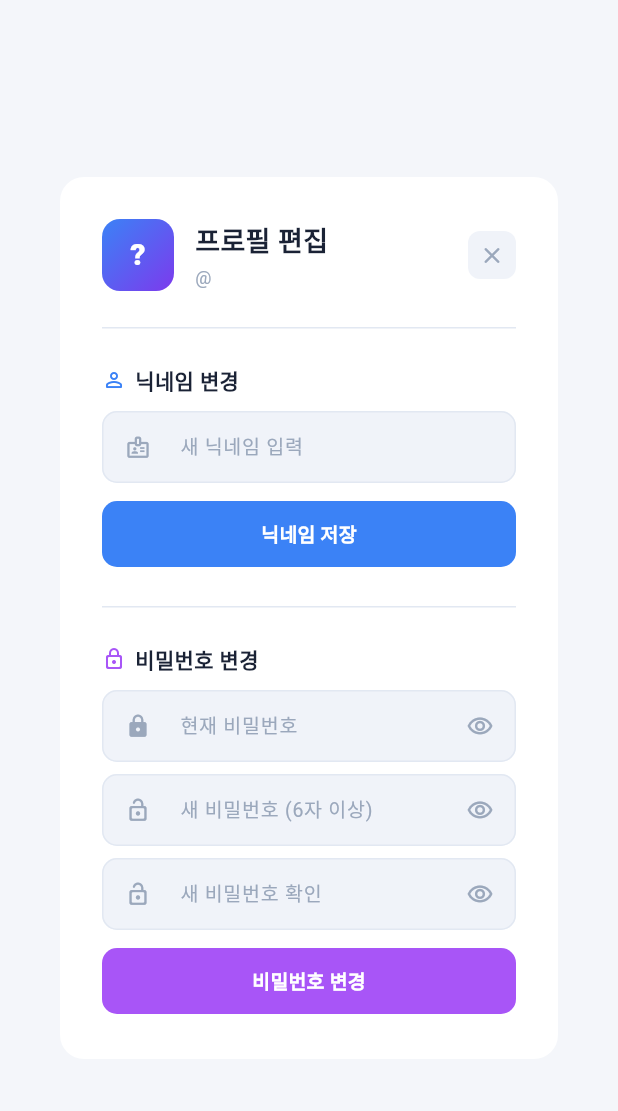
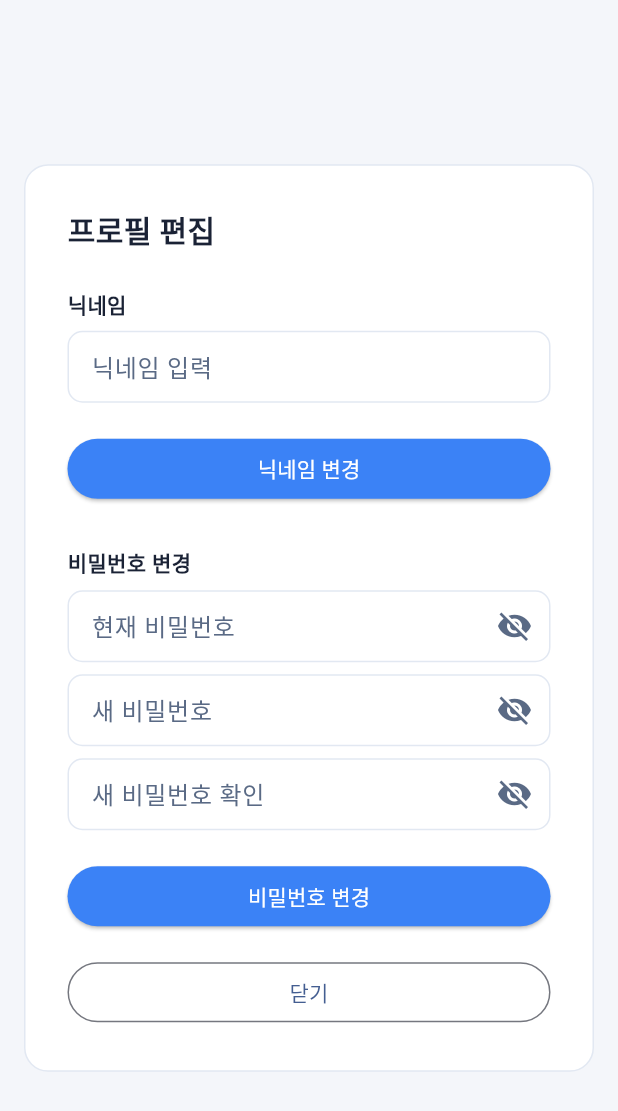
Before and after one commit to shin0705/yugioh-manager, a Flutter app: the _ProfileDialog widget shown alone on an empty page, opened directly, on a phone screen of 412 x 824 dp. Shown: the top 1111 px of the screen. Run offline on Flutter 3.47's test engine with Material 3 defaults, Android fonts, the phone set to English and light mode, and no system bars; our stand-ins replace cached_network_image, cloud_firestore, firebase_auth, firebase_core; missing offline and left inert: dart:html; accounts and stored records are empty.

Commit message:
refactor: main.dart - 정리 및 구조 개선
파일 정리 (코드 변경 없음)

```diff
--- a/lib/main.dart
+++ b/lib/main.dart
@@ -1,4 +1,3 @@
-// lib/main.dart
 import 'package:flutter/material.dart';
 import 'package:firebase_core/firebase_core.dart';
 import 'package:firebase_auth/firebase_auth.dart';
@@ -1005,63 +1004,39 @@ class _ProfileDialogState extends State<_ProfileDialog> {
     super.dispose();
   }
 
-  Future<void> _saveNickname() async {
+  Future<void> _updateNickname() async {
     final newName = _nickCtrl.text.trim();
     if (newName.isEmpty) {
       setState(() {
-        _nickMessage = '닉네임을 입력해주세요.';
+        _nickMessage = '닉네임을 입력하세요';
         _nickSuccess = false;
       });
       return;
     }
-    if (newName.length < 2) {
-      setState(() {
-        _nickMessage = '닉네임은 2자 이상이어야 합니다.';
-        _nickSuccess = false;
-      });
-      return;
-    }
-    setState(() {
-      _nickLoading = true;
-      _nickMessage = null;
-    });
 
-    final result = await _auth.updateDisplayName(newName);
-
-    if (mounted) {
+    setState(() => _nickLoading = true);
+    final result = await _auth.updateNickname(newName);
     setState(() {
       _nickLoading = false;
-        if (result.isSuccess) {
-          _nickMessage = '닉네임이 변경되었습니다.';
-          _nickSuccess = true;
-        } else {
-          _nickMessage = result.errorMessage;
-          _nickSuccess = false;
-        }
+      _nickMessage = result;
+      _nickSuccess = result == '닉네임이 변경되었습니다.';
     });
   }
-  }
 
-  Future<void> _savePassword() async {
-    final current = _currentPassCtrl.text;
+  Future<void> _updatePassword() async {
+    final currentPass = _currentPassCtrl.text;
     final newPass = _newPassCtrl.text;
-    final confirm = _confirmPassCtrl.text;
+    final confirmPass = _confirmPassCtrl.text;
 
-    if (current.isEmpty) {
+    if (currentPass.isEmpty || newPass.isEmpty) {
       setState(() {
-        _passMessage = '현재 비밀번호를 입력해주세요.';
+        _passMessage = '비밀번호를 입력하세요';
         _passSuccess = false;
       });
       return;
     }
-    if (newPass.length < 6) {
-      setState(() {
-        _passMessage = '새 비밀번호는 6자 이상이어야 합니다.';
-        _passSuccess = false;
-      });
-      return;
-    }
-    if (newPass != confirm) {
+
+    if (newPass != confirmPass) {
       setState(() {
         _passMessage = '새 비밀번호가 일치하지 않습니다.';
         _passSuccess = false;
@@ -1069,284 +1044,242 @@ class _ProfileDialogState extends State<_ProfileDialog> {
       return;
     }
 
-    setState(() {
-      _passLoading = true;
-      _passMessage = null;
-    });
-
-    final result = await _auth.updatePassword(
-      currentPassword: current,
-      newPassword: newPass,
-    );
-
-    if (mounted) {
+    setState(() => _passLoading = true);
+    final result = await _auth.updatePassword(currentPass, newPass);
     setState(() {
       _passLoading = false;
-        if (result.isSuccess) {
-          _passMessage = '비밀번호가 변경되었습니다.';
-          _passSuccess = true;
+      _passMessage = result;
+      _passSuccess = result == '비밀번호가 변경되었습니다.';
+      if (_passSuccess) {
         _currentPassCtrl.clear();
         _newPassCtrl.clear();
         _confirmPassCtrl.clear();
-        } else {
-          _passMessage = result.errorMessage;
-          _passSuccess = false;
       }
     });
-    }
   }
 
   @override
   Widget build(BuildContext context) {
+    final bg = AppTheme.bg(context);
     final surface = AppTheme.surface(context);
-    final surfaceAlt = AppTheme.surfaceAlt(context);
-    final borderColor = AppTheme.border(context);
-    final textPrimary = AppTheme.textPrimary(context);
-    final textMuted = AppTheme.textMuted(context);
-
-    final user = FirebaseAuth.instance.currentUser;
-    final displayName = user?.displayName?.isNotEmpty == true
-        ? user!.displayName!
-        : (user?.email?.split('@').first ?? '사용자');
-    final userId =
-        user?.email?.replaceAll('@yugioh.app', '') ?? '';
+    final textPri = AppTheme.textPrimary(context);
+    final textSec = AppTheme.textSecondary(context);
+    final border = AppTheme.border(context);
 
     return Dialog(
-      backgroundColor: surface,
-      shape: RoundedRectangleBorder(
-          borderRadius: BorderRadius.circular(16)),
-      child: ConstrainedBox(
-        constraints: const BoxConstraints(maxWidth: 420),
-        child: SingleChildScrollView(
+      backgroundColor: Colors.transparent,
+      insetPadding: const EdgeInsets.all(16),
+      child: Container(
+        decoration: BoxDecoration(
+          color: surface,
+          borderRadius: BorderRadius.circular(16),
+          border: Border.all(color: border),
+        ),
+        child: Padding(
           padding: const EdgeInsets.all(28),
           child: Column(
             mainAxisSize: MainAxisSize.min,
             crossAxisAlignment: CrossAxisAlignment.start,
             children: [
-              // 헤더
-              Row(
-                children: [
-                  Container(
-                    width: 48,
-                    height: 48,
-                    decoration: BoxDecoration(
-                      gradient: const LinearGradient(
-                        colors: [
-                          Color(0xFF3B82F6),
-                          Color(0xFF7C3AED)
-                        ],
-                        begin: Alignment.topLeft,
-                        end: Alignment.bottomRight,
-                      ),
-                      borderRadius: BorderRadius.circular(12),
-                    ),
-                    child: Center(
-                      child: Text(
-                        displayName.isNotEmpty
-                            ? displayName[0].toUpperCase()
-                            : '?',
-                        style: const TextStyle(
-                          color: Colors.white,
+              Text(
+                '프로필 편집',
+                style: TextStyle(
+                  color: textPri,
+                  fontSize: 20,
                   fontWeight: FontWeight.w800,
-                          fontSize: 20,
                 ),
               ),
+              const SizedBox(height: 24),
+
+              // 닉네임 섹션
+              Text(
+                '닉네임',
+                style: TextStyle(
+                  color: textPri,
+                  fontSize: 14,
+                  fontWeight: FontWeight.w600,
                 ),
               ),
-                  const SizedBox(width: 14),
-                  Expanded(
-                    child: Column(
-                      crossAxisAlignment:
-                          CrossAxisAlignment.start,
-                      children: [
-                        Text('프로필 편집',
-                            style: TextStyle(
-                                color: textPrimary,
-                                fontSize: 18,
-                                fontWeight: FontWeight.w800)),
-                        const SizedBox(height: 2),
-                        Text('@$userId',
-                            style: TextStyle(
-                                color: textMuted,
-                                fontSize: 12)),
-                      ],
+              const SizedBox(height: 8),
+              TextField(
+                controller: _nickCtrl,
+                style: TextStyle(color: textPri),
+                decoration: InputDecoration(
+                  hintText: '닉네임 입력',
+                  hintStyle: TextStyle(color: textSec),
+                  border: OutlineInputBorder(
+                    borderRadius: BorderRadius.circular(10),
                   ),
-                  ),
-                  GestureDetector(
-                    onTap: () => Navigator.pop(context),
-                    child: Container(
-                      width: 32,
-                      height: 32,
-                      decoration: BoxDecoration(
-                        color: surfaceAlt,
-                        borderRadius: BorderRadius.circular(8),
-                      ),
-                      child: Icon(Icons.close_rounded,
-                          size: 18, color: textMuted),
-                    ),
-                  ),
-                ],
-              ),
-
-              const SizedBox(height: 24),
-              Container(height: 1, color: borderColor),
-              const SizedBox(height: 24),
-
-              // ── 닉네임 변경 섹션 ──
-              Row(
-                children: [
-                  const Icon(Icons.person_outline_rounded,
-                      size: 16, color: AppColors.accent),
-                  const SizedBox(width: 6),
-                  Text('닉네임 변경',
-                      style: TextStyle(
-                          color: textPrimary,
-                          fontSize: 14,
-                          fontWeight: FontWeight.w700)),
-                ],
-              ),
-              const SizedBox(height: 10),
-              _ProfileField(
-                controller: _nickCtrl,
-                hint: '새 닉네임 입력',
-                prefixIcon: Icons.badge_outlined,
-              ),
-              const SizedBox(height: 10),
-              if (_nickMessage != null) ...[
-                _ProfileMessage(
-                    message: _nickMessage!,
-                    isSuccess: _nickSuccess),
-                const SizedBox(height: 10),
-              ],
-              SizedBox(
-                width: double.infinity,
-                child: ElevatedButton(
-                  onPressed: _nickLoading ? null : _saveNickname,
-                  style: ElevatedButton.styleFrom(
-                    backgroundColor: AppColors.accent,
-                    foregroundColor: Colors.white,
-                    elevation: 0,
-                    padding:
-                        const EdgeInsets.symmetric(vertical: 12),
-                    shape: RoundedRectangleBorder(
-                        borderRadius: BorderRadius.circular(10)),
-                  ),
-                  child: _nickLoading
-                      ? const SizedBox(
-                          width: 18,
-                          height: 18,
-                          child: CircularProgressIndicator(
-                              strokeWidth: 2,
-                              color: Colors.white))
-                      : const Text('닉네임 저장',
-                          style: TextStyle(
-                              fontSize: 13,
-                              fontWeight: FontWeight.w700)),
-                ),
-              ),
-
-              const SizedBox(height: 24),
-              Container(height: 1, color: borderColor),
-              const SizedBox(height: 24),
-
-              // ── 비밀번호 변경 섹션 ──
-              Row(
-                children: [
-                  const Icon(Icons.lock_outline_rounded,
-                      size: 16, color: AppColors.trap),
-                  const SizedBox(width: 6),
-                  Text('비밀번호 변경',
-                      style: TextStyle(
-                          color: textPrimary,
-                          fontSize: 14,
-                          fontWeight: FontWeight.w700)),
-                ],
-              ),
-              const SizedBox(height: 10),
-              _ProfileField(
-                controller: _currentPassCtrl,
-                hint: '현재 비밀번호',
-                prefixIcon: Icons.lock_rounded,
-                obscure: _obscureCurrent,
-                suffixIcon: GestureDetector(
-                  onTap: () => setState(
-                      () => _obscureCurrent = !_obscureCurrent),
-                  child: Icon(
-                    _obscureCurrent
-                        ? Icons.visibility_outlined
-                        : Icons.visibility_off_outlined,
-                    color: textMuted,
-                    size: 18,
+                  contentPadding: const EdgeInsets.symmetric(
+                    horizontal: 12,
+                    vertical: 10,
                   ),
                 ),
               ),
               const SizedBox(height: 8),
-              _ProfileField(
-                controller: _newPassCtrl,
-                hint: '새 비밀번호 (6자 이상)',
-                prefixIcon: Icons.lock_open_rounded,
-                obscure: _obscureNew,
-                suffixIcon: GestureDetector(
-                  onTap: () =>
-                      setState(() => _obscureNew = !_obscureNew),
-                  child: Icon(
-                    _obscureNew
-                        ? Icons.visibility_outlined
-                        : Icons.visibility_off_outlined,
-                    color: textMuted,
-                    size: 18,
+              if (_nickMessage != null)
+                Text(
+                  _nickMessage!,
+                  style: TextStyle(
+                    color: _nickSuccess ? Colors.green : Colors.red,
+                    fontSize: 12,
+                  ),
+                ),
+              const SizedBox(height: 12),
+              SizedBox(
+                width: double.infinity,
+                child: ElevatedButton(
+                  onPressed: _nickLoading ? null : _updateNickname,
+                  style: ElevatedButton.styleFrom(
+                    backgroundColor: AppColors.accent,
+                    disabledBackgroundColor: AppColors.accent.withOpacity(0.5),
+                  ),
+                  child: _nickLoading
+                      ? const SizedBox(
+                          height: 20,
+                          width: 20,
+                          child: CircularProgressIndicator(
+                            strokeWidth: 2,
+                            valueColor:
+                                AlwaysStoppedAnimation(Colors.white),
+                          ),
+                        )
+                      : const Text(
+                          '닉네임 변경',
+                          style: TextStyle(color: Colors.white),
+                        ),
+                ),
+              ),
+              const SizedBox(height: 28),
+
+              // 비밀번호 섹션
+              Text(
+                '비밀번호 변경',
+                style: TextStyle(
+                  color: textPri,
+                  fontSize: 14,
+                  fontWeight: FontWeight.w600,
+                ),
+              ),
+              const SizedBox(height: 8),
+              TextField(
+                controller: _currentPassCtrl,
+                obscureText: _obscureCurrent,
+                style: TextStyle(color: textPri),
+                decoration: InputDecoration(
+                  hintText: '현재 비밀번호',
+                  hintStyle: TextStyle(color: textSec),
+                  suffixIcon: IconButton(
+                    icon: Icon(
+                      _obscureCurrent
+                          ? Icons.visibility_off
+                          : Icons.visibility,
+                      color: textSec,
+                    ),
+                    onPressed: () => setState(
+                        () => _obscureCurrent = !_obscureCurrent),
+                  ),
+                  border: OutlineInputBorder(
+                    borderRadius: BorderRadius.circular(10),
+                  ),
+                  contentPadding: const EdgeInsets.symmetric(
+                    horizontal: 12,
+                    vertical: 10,
                   ),
                 ),
               ),
               const SizedBox(height: 8),
-              _ProfileField(
-                controller: _confirmPassCtrl,
-                hint: '새 비밀번호 확인',
-                prefixIcon: Icons.lock_open_rounded,
-                obscure: _obscureConfirm,
-                suffixIcon: GestureDetector(
-                  onTap: () => setState(
-                      () => _obscureConfirm = !_obscureConfirm),
-                  child: Icon(
-                    _obscureConfirm
-                        ? Icons.visibility_outlined
-                        : Icons.visibility_off_outlined,
-                    color: textMuted,
-                    size: 18,
+              TextField(
+                controller: _newPassCtrl,
+                obscureText: _obscureNew,
+                style: TextStyle(color: textPri),
+                decoration: InputDecoration(
+                  hintText: '새 비밀번호',
+                  hintStyle: TextStyle(color: textSec),
+                  suffixIcon: IconButton(
+                    icon: Icon(
+                      _obscureNew ? Icons.visibility_off : Icons.visibility,
+                      color: textSec,
+                    ),
+                    onPressed: () =>
+                        setState(() => _obscureNew = !_obscureNew),
+                  ),
+                  border: OutlineInputBorder(
+                    borderRadius: BorderRadius.circular(10),
+                  ),
+                  contentPadding: const EdgeInsets.symmetric(
+                    horizontal: 12,
+                    vertical: 10,
                   ),
                 ),
               ),
-              const SizedBox(height: 10),
-              if (_passMessage != null) ...[
-                _ProfileMessage(
-                    message: _passMessage!,
-                    isSuccess: _passSuccess),
-                const SizedBox(height: 10),
-              ],
+              const SizedBox(height: 8),
+              TextField(
+                controller: _confirmPassCtrl,
+                obscureText: _obscureConfirm,
+                style: TextStyle(color: textPri),
+                decoration: InputDecoration(
+                  hintText: '새 비밀번호 확인',
+                  hintStyle: TextStyle(color: textSec),
+                  suffixIcon: IconButton(
+                    icon: Icon(
+                      _obscureConfirm
+                          ? Icons.visibility_off
+                          : Icons.visibility,
+                      color: textSec,
+                    ),
+                    onPressed: () => setState(
+                        () => _obscureConfirm = !_obscureConfirm),
+                  ),
+                  border: OutlineInputBorder(
+                    borderRadius: BorderRadius.circular(10),
+                  ),
+                  contentPadding: const EdgeInsets.symmetric(
+                    horizontal: 12,
+                    vertical: 10,
+                  ),
+                ),
+              ),
+              const SizedBox(height: 8),
+              if (_passMessage != null)
+                Text(
+                  _passMessage!,
+                  style: TextStyle(
+                    color: _passSuccess ? Colors.green : Colors.red,
+                    fontSize: 12,
+                  ),
+                ),
+              const SizedBox(height: 12),
               SizedBox(
                 width: double.infinity,
                 child: ElevatedButton(
-                  onPressed: _passLoading ? null : _savePassword,
+                  onPressed: _passLoading ? null : _updatePassword,
                   style: ElevatedButton.styleFrom(
-                    backgroundColor: AppColors.trap,
-                    foregroundColor: Colors.white,
-                    elevation: 0,
-                    padding:
-                        const EdgeInsets.symmetric(vertical: 12),
-                    shape: RoundedRectangleBorder(
-                        borderRadius: BorderRadius.circular(10)),
+                    backgroundColor: AppColors.accent,
+                    disabledBackgroundColor: AppColors.accent.withOpacity(0.5),
                   ),
                   child: _passLoading
                       ? const SizedBox(
-                          width: 18,
-                          height: 18,
+                          height: 20,
+                          width: 20,
                           child: CircularProgressIndicator(
                             strokeWidth: 2,
-                              color: Colors.white))
-                      : const Text('비밀번호 변경',
-                          style: TextStyle(
-                              fontSize: 13,
-                              fontWeight: FontWeight.w700)),
+                            valueColor:
+                                AlwaysStoppedAnimation(Colors.white),
+                          ),
+                        )
+                      : const Text(
+                          '비밀번호 변경',
+                          style: TextStyle(color: Colors.white),
+                        ),
+                ),
+              ),
+              const SizedBox(height: 16),
+              SizedBox(
+                width: double.infinity,
+                child: OutlinedButton(
+                  onPressed: () => Navigator.pop(context),
+                  child: const Text('닫기'),
                 ),
               ),
             ],
@@ -1356,103 +1289,3 @@ class _ProfileDialogState extends State<_ProfileDialog> {
     );
   }
 }
-
-class _ProfileField extends StatelessWidget {
-  final TextEditingController controller;
-  final String hint;
-  final IconData prefixIcon;
-  final bool obscure;
-  final Widget? suffixIcon;
-
-  const _ProfileField({
-    required this.controller,
-    required this.hint,
-    required this.prefixIcon,
-    this.obscure = false,
-    this.suffixIcon,
-  });
-
-  @override
-  Widget build(BuildContext context) {
-    final textPrimary = AppTheme.textPrimary(context);
-    final textMuted = AppTheme.textMuted(context);
-    final surfaceAlt = AppTheme.surfaceAlt(context);
-    final borderColor = AppTheme.border(context);
-
-    return TextField(
-      controller: controller,
-      obscureText: obscure,
-      style: TextStyle(color: textPrimary, fontSize: 13),
-      decoration: InputDecoration(
-        hintText: hint,
-        hintStyle: TextStyle(color: textMuted, fontSize: 13),
-        prefixIcon:
-            Icon(prefixIcon, color: textMuted, size: 17),
-        suffixIcon: suffixIcon,
-        filled: true,
-        fillColor: surfaceAlt,
-        isDense: true,
-        contentPadding: const EdgeInsets.symmetric(
-            horizontal: 14, vertical: 12),
-        border: OutlineInputBorder(
-          borderRadius: BorderRadius.circular(10),
-          borderSide: BorderSide(color: borderColor),
-        ),
-        enabledBorder: OutlineInputBorder(
-          borderRadius: BorderRadius.circular(10),
-          borderSide: BorderSide(color: borderColor),
-        ),
-        focusedBorder: OutlineInputBorder(
-          borderRadius: BorderRadius.circular(10),
-          borderSide: const BorderSide(
-              color: AppColors.accent, width: 1.5),
-        ),
-      ),
-    );
-  }
-}
-
-class _ProfileMessage extends StatelessWidget {
-  final String message;
-  final bool isSuccess;
-
-  const _ProfileMessage(
-      {required this.message, required this.isSuccess});
-
-  @override
-  Widget build(BuildContext context) {
-    final color =
-        isSuccess ? AppColors.magic : Colors.redAccent;
-    final bg = isSuccess
-        ? const Color(0xFFECFDF5)
-        : const Color(0xFFFEE2E2);
-    final icon = isSuccess
-        ? Icons.check_circle_outline_rounded
-        : Icons.error_outline_rounded;
-
-    return Container(
-      width: double.infinity,
-      padding:
-          const EdgeInsets.symmetric(horizontal: 12, vertical: 8),
-      decoration: BoxDecoration(
-        color: bg,
-        borderRadius: BorderRadius.circular(8),
-        border:
-            Border.all(color: color.withOpacity(0.3)),
-      ),
-      child: Row(
-        children: [
-          Icon(icon, color: color, size: 15),
-          const SizedBox(width: 8),
-          Expanded(
-            child: Text(message,
-                style: TextStyle(
-                    color: color,
-                    fontSize: 12,
-                    fontWeight: FontWeight.w500)),
-          ),
-        ],
-      ),
-    );
-  }
-}
```
Lines whose indentation alone changed are shown as unchanged.
